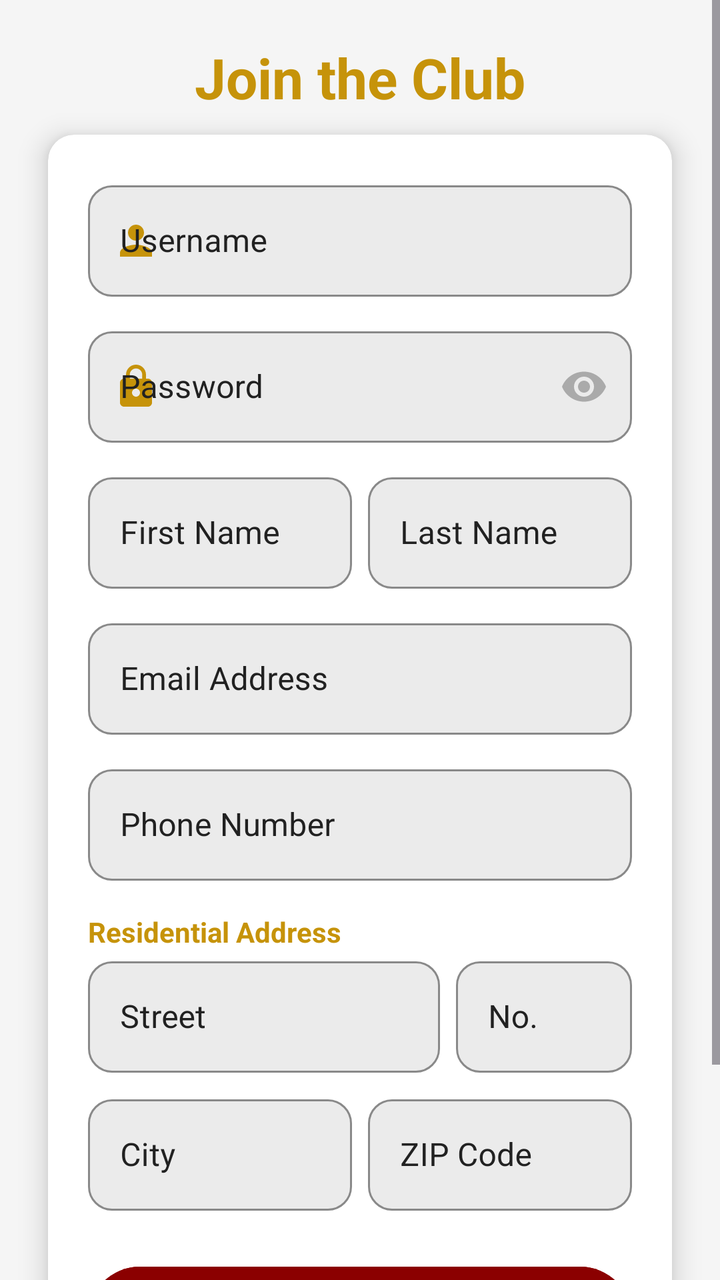
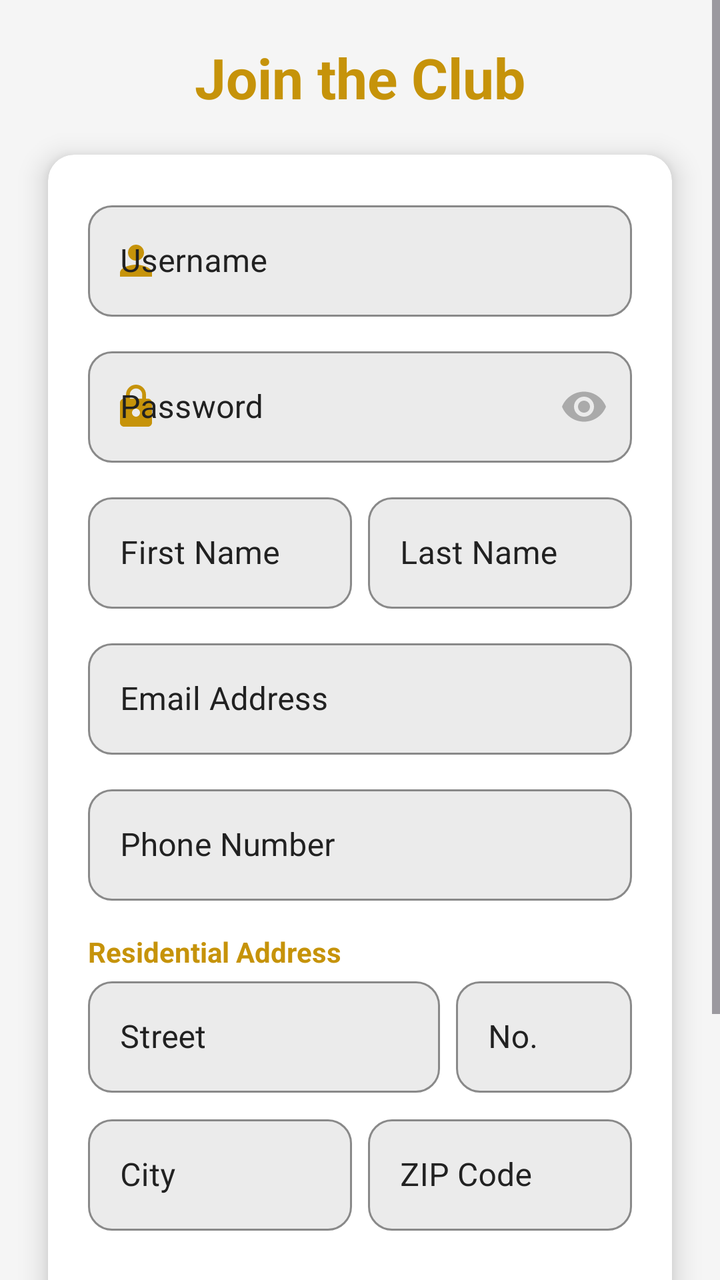

Screens rendered from an Android XML layout before and after an edit, with the pre-edit source and the edit as a unified diff.
<!-- AndroidManifest.xml: application theme Theme.GoldenBet -->
<!-- res/layout/activity_register.xml -->
<?xml version="1.0" encoding="utf-8"?>
<ScrollView xmlns:android="http://schemas.android.com/apk/res/android"
    xmlns:app="http://schemas.android.com/apk/res-auto"
    xmlns:tools="http://schemas.android.com/tools"
    android:layout_width="match_parent"
    android:layout_height="match_parent"
    android:background="?android:attr/windowBackground"
    android:fillViewport="true">

    <androidx.constraintlayout.widget.ConstraintLayout
        android:id="@+id/registerActivity"
        android:layout_width="match_parent"
        android:layout_height="wrap_content"
        android:paddingBottom="24dp"
        tools:context=".view.user.register.RegisterActivity">

        <TextView
            android:id="@+id/txtRegisterHeader"
            android:layout_width="wrap_content"
            android:layout_height="wrap_content"
            android:layout_marginTop="20dp"
            android:text="@string/register_header"
            android:textColor="?attr/colorSecondary"
            android:textSize="28sp"
            android:textStyle="bold"
            app:layout_constraintEnd_toEndOf="parent"
            app:layout_constraintStart_toStartOf="parent"
            app:layout_constraintTop_toTopOf="parent" />

        <androidx.cardview.widget.CardView
            android:id="@+id/registerCardView"
            android:layout_width="0dp"
            android:layout_height="wrap_content"
            android:layout_marginStart="24dp"
            android:layout_marginTop="10dp"
            android:layout_marginEnd="24dp"
            app:cardBackgroundColor="?attr/colorSurface"
            app:cardCornerRadius="13dp"
            app:cardElevation="8dp"
            app:layout_constraintEnd_toEndOf="parent"
            app:layout_constraintStart_toStartOf="parent"
            app:layout_constraintTop_toBottomOf="@+id/txtRegisterHeader"
            app:layout_constraintBottom_toTopOf="@+id/layoutFooter"
            app:layout_constraintVertical_bias="0.2">

            <LinearLayout
                android:layout_width="match_parent"
                android:layout_height="wrap_content"
                android:orientation="vertical"
                android:padding="20dp">

                <com.google.android.material.textfield.TextInputLayout
                    style="@style/Widget.MaterialComponents.TextInputLayout.OutlinedBox"
                    android:layout_width="match_parent"
                    android:layout_height="wrap_content"
                    android:hint="@string/register_username_hint"
                    app:boxBackgroundColor="?attr/colorSurfaceVariant"
                    app:boxCornerRadiusBottomEnd="12dp"
                    app:boxCornerRadiusBottomStart="12dp"
                    app:boxCornerRadiusTopEnd="12dp"
                    app:boxCornerRadiusTopStart="12dp"                    android:textColorHint="?attr/colorOnSurface"
                    app:boxStrokeColor="#C5A059"
                    app:hintTextColor="?attr/colorSecondary"
                    app:startIconDrawable="@drawable/ic_person"
                    app:startIconTint="?attr/colorSecondary">


                    <com.google.android.material.textfield.TextInputEditText
                        android:id="@+id/edtRegisterUsername"
                        android:layout_width="match_parent"
                        android:layout_height="wrap_content"
                        android:inputType="text"
                        android:textColor="?attr/colorOnSurface" />
                </com.google.android.material.textfield.TextInputLayout>

                <com.google.android.material.textfield.TextInputLayout
                    style="@style/Widget.MaterialComponents.TextInputLayout.OutlinedBox"
                    android:layout_width="match_parent"
                    android:layout_height="wrap_content"
                    android:layout_marginTop="12dp"
                    android:hint="@string/login_password_hint"
                    app:boxBackgroundColor="?attr/colorSurfaceVariant"
                    android:textColorHint="?attr/colorOnSurface"
                    app:boxStrokeColor="#C5A059"
                    app:endIconMode="password_toggle"
                    app:endIconTint="#AAAAAA"
                    app:hintTextColor="?attr/colorSecondary"
                    app:startIconDrawable="@drawable/ic_lock"
                    app:startIconTint="?attr/colorSecondary"
                    app:boxCornerRadiusBottomEnd="12dp"
                    app:boxCornerRadiusBottomStart="12dp"
                    app:boxCornerRadiusTopEnd="12dp"
                    app:boxCornerRadiusTopStart="12dp">


                    <com.google.android.material.textfield.TextInputEditText
                        android:id="@+id/edtRegisterPassword"
                        android:layout_width="match_parent"
                        android:layout_height="wrap_content"
                        android:inputType="textPassword"
                        android:textColor="?attr/colorOnSurface" />
                </com.google.android.material.textfield.TextInputLayout>

                <LinearLayout
                    android:layout_width="match_parent"
                    android:layout_height="wrap_content"
                    android:layout_marginTop="12dp"
                    android:orientation="horizontal">

                    <com.google.android.material.textfield.TextInputLayout
                        style="@style/Widget.MaterialComponents.TextInputLayout.OutlinedBox"
                        android:layout_width="0dp"
                        android:layout_height="wrap_content"
                        android:layout_marginEnd="4dp"
                        android:layout_weight="1"
                        android:hint="@string/register_first_name_hint"
                        app:boxBackgroundColor="?attr/colorSurfaceVariant"
                        android:textColorHint="?attr/colorOnSurface"
                        app:boxStrokeColor="#C5A059"
                        app:hintTextColor="?attr/colorSecondary"
                        app:boxCornerRadiusBottomEnd="12dp"
                        app:boxCornerRadiusBottomStart="12dp"
                        app:boxCornerRadiusTopEnd="12dp"
                        app:boxCornerRadiusTopStart="12dp">

                        <com.google.android.material.textfield.TextInputEditText
                            android:id="@+id/edtRegisterName"
                            android:layout_width="match_parent"
                            android:layout_height="wrap_content"
                            android:inputType="textPersonName"
                            android:textColor="?attr/colorOnSurface" />
                    </com.google.android.material.textfield.TextInputLayout>

                    <com.google.android.material.textfield.TextInputLayout
                        style="@style/Widget.MaterialComponents.TextInputLayout.OutlinedBox"
                        android:layout_width="0dp"
                        android:layout_height="wrap_content"
                        android:layout_marginStart="4dp"
                        android:layout_weight="1"
                        android:hint="@string/register_last_name_hint"
                        app:boxBackgroundColor="?attr/colorSurfaceVariant"
                        android:textColorHint="?attr/colorOnSurface"
                        app:boxStrokeColor="#C5A059"
                        app:hintTextColor="?attr/colorSecondary"
                        app:boxCornerRadiusBottomEnd="12dp"
                        app:boxCornerRadiusBottomStart="12dp"
                        app:boxCornerRadiusTopEnd="12dp"
                        app:boxCornerRadiusTopStart="12dp">

                        <com.google.android.material.textfield.TextInputEditText
                            android:id="@+id/edtRegisterSurname"
                            android:layout_width="match_parent"
                            android:layout_height="wrap_content"
                            android:inputType="textPersonName"
                            android:textColor="?attr/colorOnSurface" />
                    </com.google.android.material.textfield.TextInputLayout>
                </LinearLayout>

                <com.google.android.material.textfield.TextInputLayout
                    style="@style/Widget.MaterialComponents.TextInputLayout.OutlinedBox"
                    android:layout_width="match_parent"
                    android:layout_height="wrap_content"
                    android:layout_marginTop="12dp"
                    android:hint="@string/register_email_hint"
                    app:boxBackgroundColor="?attr/colorSurfaceVariant"
                    android:textColorHint="?attr/colorOnSurface"
                    app:boxStrokeColor="#C5A059"
                    app:hintTextColor="?attr/colorSecondary"
                    app:boxCornerRadiusBottomEnd="12dp"
                    app:boxCornerRadiusBottomStart="12dp"
                    app:boxCornerRadiusTopEnd="12dp"
                    app:boxCornerRadiusTopStart="12dp">

                    <com.google.android.material.textfield.TextInputEditText
                        android:id="@+id/edtRegisterEmail"
                        android:layout_width="match_parent"
                        android:layout_height="wrap_content"
                        android:inputType="textEmailAddress"
                        android:textColor="?attr/colorOnSurface" />
                </com.google.android.material.textfield.TextInputLayout>

                <com.google.android.material.textfield.TextInputLayout
                    style="@style/Widget.MaterialComponents.TextInputLayout.OutlinedBox"
                    android:layout_width="match_parent"
                    android:layout_height="wrap_content"
                    android:layout_marginTop="12dp"
                    android:hint="@string/register_phone_hint"
                    app:boxBackgroundColor="?attr/colorSurfaceVariant"
                    android:textColorHint="?attr/colorOnSurface"
                    app:boxStrokeColor="#C5A059"
                    app:hintTextColor="?attr/colorSecondary"
                    app:boxCornerRadiusBottomEnd="12dp"
                    app:boxCornerRadiusBottomStart="12dp"
                    app:boxCornerRadiusTopEnd="12dp"
                    app:boxCornerRadiusTopStart="12dp">

                    <com.google.android.material.textfield.TextInputEditText
                        android:id="@+id/edtRegisterPhone"
                        android:layout_width="match_parent"
                        android:layout_height="wrap_content"
                        android:inputType="phone"
                        android:textColor="?attr/colorOnSurface" />
                </com.google.android.material.textfield.TextInputLayout>

                <TextView
                    android:layout_width="wrap_content"
                    android:layout_height="wrap_content"
                    android:layout_marginTop="16dp"
                    android:text="@string/register_address_label"
                    android:textColor="?attr/colorSecondary"
                    android:textStyle="bold" />

                <LinearLayout
                    android:layout_width="match_parent"
                    android:layout_height="wrap_content"
                    android:orientation="horizontal">

                    <com.google.android.material.textfield.TextInputLayout
                        style="@style/Widget.MaterialComponents.TextInputLayout.OutlinedBox"
                        android:layout_width="0dp"
                        android:layout_height="wrap_content"
                        android:layout_marginEnd="4dp"
                        android:layout_weight="2"
                        android:hint="@string/register_street_hint"
                        app:boxBackgroundColor="?attr/colorSurfaceVariant"
                        android:textColorHint="?attr/colorOnSurface"
                        app:boxStrokeColor="#C5A059"
                        app:hintTextColor="?attr/colorSecondary"
                        app:boxCornerRadiusBottomEnd="12dp"
                        app:boxCornerRadiusBottomStart="12dp"
                        app:boxCornerRadiusTopEnd="12dp"
                        app:boxCornerRadiusTopStart="12dp">

                        <com.google.android.material.textfield.TextInputEditText
                            android:id="@+id/edtRegisterStreet"
                            android:layout_width="match_parent"
                            android:layout_height="wrap_content"
                            android:textColor="?attr/colorOnSurface" />
                    </com.google.android.material.textfield.TextInputLayout>

                    <com.google.android.material.textfield.TextInputLayout
                        style="@style/Widget.MaterialComponents.TextInputLayout.OutlinedBox"
                        android:layout_width="0dp"
                        android:layout_height="wrap_content"
                        android:layout_marginStart="4dp"
                        android:layout_weight="1"
                        android:hint="@string/register_number_hint"
                        app:boxBackgroundColor="?attr/colorSurfaceVariant"
                        android:textColorHint="?attr/colorOnSurface"
                        app:boxStrokeColor="#C5A059"
                        app:hintTextColor="?attr/colorSecondary"
                        app:boxCornerRadiusBottomEnd="12dp"
                        app:boxCornerRadiusBottomStart="12dp"
                        app:boxCornerRadiusTopEnd="12dp"
                        app:boxCornerRadiusTopStart="12dp">

                        <com.google.android.material.textfield.TextInputEditText
                            android:id="@+id/edtRegisterNumber"
                            android:layout_width="match_parent"
                            android:layout_height="wrap_content"
                            android:textColor="?attr/colorOnSurface" />
                    </com.google.android.material.textfield.TextInputLayout>
                </LinearLayout>

                <LinearLayout
                    android:layout_width="match_parent"
                    android:layout_height="wrap_content"
                    android:layout_marginTop="8dp"
                    android:orientation="horizontal">

                    <com.google.android.material.textfield.TextInputLayout
                        style="@style/Widget.MaterialComponents.TextInputLayout.OutlinedBox"
                        android:layout_width="0dp"
                        android:layout_height="wrap_content"
                        android:layout_marginEnd="4dp"
                        android:layout_weight="1"
                        android:hint="@string/register_city_hint"
                        app:boxBackgroundColor="?attr/colorSurfaceVariant"
                        android:textColorHint="?attr/colorOnSurface"
                        app:boxStrokeColor="#C5A059"
                        app:hintTextColor="?attr/colorSecondary"
                        app:boxCornerRadiusBottomEnd="12dp"
                        app:boxCornerRadiusBottomStart="12dp"
                        app:boxCornerRadiusTopEnd="12dp"
                        app:boxCornerRadiusTopStart="12dp">

                        <com.google.android.material.textfield.TextInputEditText
                            android:id="@+id/edtRegisterCity"
                            android:layout_width="match_parent"
                            android:layout_height="wrap_content"
                            android:textColor="?attr/colorOnSurface" />
                    </com.google.android.material.textfield.TextInputLayout>

                    <com.google.android.material.textfield.TextInputLayout
                        style="@style/Widget.MaterialComponents.TextInputLayout.OutlinedBox"
                        android:layout_width="0dp"
                        android:layout_height="wrap_content"
                        android:layout_marginStart="4dp"
                        android:layout_weight="1"
                        android:hint="@string/register_zip_hint"
                        app:boxBackgroundColor="?attr/colorSurfaceVariant"
                        android:textColorHint="?attr/colorOnSurface"
                        app:boxStrokeColor="#C5A059"
                        app:hintTextColor="?attr/colorSecondary"
                        app:boxCornerRadiusBottomEnd="12dp"
                        app:boxCornerRadiusBottomStart="12dp"
                        app:boxCornerRadiusTopEnd="12dp"
                        app:boxCornerRadiusTopStart="12dp">

                        <com.google.android.material.textfield.TextInputEditText
                            android:id="@+id/edtRegisterZip"
                            android:layout_width="match_parent"
                            android:layout_height="wrap_content"
                            android:inputType="number"
                            android:textColor="?attr/colorOnSurface" />
                    </com.google.android.material.textfield.TextInputLayout>
                </LinearLayout>

                <com.google.android.material.button.MaterialButton
                    android:id="@+id/btnRegister"
                    android:layout_width="match_parent"
                    android:layout_height="60dp"
                    android:layout_marginTop="24dp"
                    android:backgroundTint="#8B0000"
                    android:text="@string/register_btn"
                    android:textColor="#FFFFFF"
                    android:textSize="16sp"
                    android:textStyle="bold"
                    app:cornerRadius="30dp" />
            </LinearLayout>
        </androidx.cardview.widget.CardView>

        <LinearLayout
            android:id="@+id/layoutFooter"
            android:layout_width="wrap_content"
            android:layout_height="wrap_content"
            android:layout_marginTop="16dp"
            android:orientation="horizontal"
            android:gravity="center"
            app:layout_constraintBottom_toBottomOf="parent"
            app:layout_constraintEnd_toEndOf="parent"
            app:layout_constraintStart_toStartOf="parent"
            app:layout_constraintTop_toBottomOf="@+id/registerCardView">

            <TextView
                android:id="@+id/registertxtAlreadyMember"
                android:layout_width="wrap_content"
                android:layout_height="wrap_content"
                android:text="@string/register_already_member"
                android:textColor="?attr/colorOnSurface"
                android:textSize="15sp" />

            <TextView
                android:id="@+id/textView3"
                android:layout_width="wrap_content"
                android:layout_height="wrap_content"
                android:layout_marginStart="8dp"
                android:text="@string/register_already_member_signin"
                android:textColor="?attr/colorSecondary"
                android:textSize="15sp"
                android:textStyle="bold"
                android:clickable="true"
                android:focusable="true"
                android:background="?attr/selectableItemBackground" />
        </LinearLayout>

    </androidx.constraintlayout.widget.ConstraintLayout>
</ScrollView>
<!-- resources referenced by this layout -->
<resources>
  <!-- drawable ic_lock (drawable) -->
  <vector xmlns:android="http://schemas.android.com/apk/res/android" android:height="24dp" android:tint="#000000" android:viewportHeight="24" android:viewportWidth="24" android:width="24dp">
        
      <path android:fillColor="@android:color/white" android:pathData="M18,8h-1L17,6c0,-2.76 -2.24,-5 -5,-5S7,3.24 7,6v2L6,8c-1.1,0 -2,0.9 -2,2v10c0,1.1 0.9,2 2,2h12c1.1,0 2,-0.9 2,-2L20,10c0,-1.1 -0.9,-2 -2,-2zM12,17c-1.1,0 -2,-0.9 -2,-2s0.9,-2 2,-2 2,0.9 2,2 -0.9,2 -2,2zM15.1,8L8.9,8L8.9,6c0,-1.71 1.39,-3.1 3.1,-3.1 1.71,0 3.1,1.39 3.1,3.1v2z"/>
      
  </vector>
  <!-- drawable ic_person (drawable) -->
  <vector xmlns:android="http://schemas.android.com/apk/res/android" android:height="24dp" android:tint="#000000" android:viewportHeight="24" android:viewportWidth="24" android:width="24dp">
        
      <path android:fillColor="@android:color/white" android:pathData="M12,12c2.21,0 4,-1.79 4,-4s-1.79,-4 -4,-4 -4,1.79 -4,4 1.79,4 4,4zM12,14c-2.67,0 -8,1.34 -8,4v2h16v-2c0,-2.66 -5.33,-4 -8,-4z"/>
      
  </vector>
  <string name="login_password_hint">Password</string>
  <string name="register_address_label">Residential Address</string>
  <string name="register_already_member">Already a member?</string>
  <string name="register_already_member_signin">Signin.</string>
  <string name="register_btn">CREATE ACCOUNT</string>
  <string name="register_city_hint">City</string>
  <string name="register_email_hint">Email Address</string>
  <string name="register_first_name_hint">First Name</string>
  <string name="register_header">Join the Club</string>
  <string name="register_last_name_hint">Last Name</string>
  <string name="register_number_hint">No.</string>
  <string name="register_phone_hint">Phone Number</string>
  <string name="register_street_hint">Street</string>
  <string name="register_username_hint">Username</string>
  <string name="register_zip_hint">ZIP Code</string>
  <style name="Theme.GoldenBet" parent="Base.Theme.GoldenBet" />
  <style name="Base.Theme.GoldenBet" parent="Theme.Material3.DayNight.NoActionBar">
          <item name="android:windowBackground">@color/bg_light</item>
  
          <item name="colorSurface">@color/card_light</item>
  
          <item name="colorOnSurface">@color/text_dark</item>
  
          <item name="colorPrimary">@color/luxury_red</item>
  
          <item name="android:statusBarColor">@color/bg_light</item>
          <item name="android:windowLightStatusBar">true</item>
          <item name="colorSurfaceVariant">@color/input_bg_light</item>
          <item name="colorSecondary">@color/gold_classic</item>
  
      </style>
  <color name="bg_light">#F5F5F5</color>
  <color name="card_light">#FFFFFF</color>
  <color name="text_dark">#212121</color>
  <color name="luxury_red">#8B0000</color>
  <color name="input_bg_light">#EBEBEB</color>
  <color name="gold_classic">#C6930A</color>
</resources>

<!-- the commit's change to res/layout/activity_register.xml (unified diff, before → after) -->
@@ -11,7 +11,7 @@
         android:id="@+id/registerActivity"
         android:layout_width="match_parent"
         android:layout_height="wrap_content"
-        android:paddingBottom="24dp"
+        android:paddingBottom="48dp"
         tools:context=".view.user.register.RegisterActivity">
 
         <TextView
@@ -32,16 +32,14 @@
             android:layout_width="0dp"
             android:layout_height="wrap_content"
             android:layout_marginStart="24dp"
-            android:layout_marginTop="10dp"
+            android:layout_marginTop="20dp"
             android:layout_marginEnd="24dp"
             app:cardBackgroundColor="?attr/colorSurface"
             app:cardCornerRadius="13dp"
             app:cardElevation="8dp"
             app:layout_constraintEnd_toEndOf="parent"
             app:layout_constraintStart_toStartOf="parent"
-            app:layout_constraintTop_toBottomOf="@+id/txtRegisterHeader"
-            app:layout_constraintBottom_toTopOf="@+id/layoutFooter"
-            app:layout_constraintVertical_bias="0.2">
+            app:layout_constraintTop_toBottomOf="@+id/txtRegisterHeader">
 
             <LinearLayout
                 android:layout_width="match_parent"
@@ -58,12 +56,12 @@
                     app:boxCornerRadiusBottomEnd="12dp"
                     app:boxCornerRadiusBottomStart="12dp"
                     app:boxCornerRadiusTopEnd="12dp"
-                    app:boxCornerRadiusTopStart="12dp"                    android:textColorHint="?attr/colorOnSurface"
+                    app:boxCornerRadiusTopStart="12dp"
+                    android:textColorHint="?attr/colorOnSurface"
                     app:boxStrokeColor="#C5A059"
                     app:hintTextColor="?attr/colorSecondary"
                     app:startIconDrawable="@drawable/ic_person"
                     app:startIconTint="?attr/colorSecondary">
-
 
                     <com.google.android.material.textfield.TextInputEditText
                         android:id="@+id/edtRegisterUsername"
@@ -92,7 +90,6 @@
                     app:boxCornerRadiusTopEnd="12dp"
                     app:boxCornerRadiusTopStart="12dp">
 
-
                     <com.google.android.material.textfield.TextInputEditText
                         android:id="@+id/edtRegisterPassword"
                         android:layout_width="match_parent"
@@ -255,7 +252,7 @@
                         app:boxCornerRadiusTopStart="12dp">
 
                         <com.google.android.material.textfield.TextInputEditText
-                            android:id="@+id/edtRegisterNumber"
+                            android:id="@+id/edtRegisterStreetNumber"
                             android:layout_width="match_parent"
                             android:layout_height="wrap_content"
                             android:textColor="?attr/colorOnSurface" />
@@ -334,10 +331,9 @@
             android:id="@+id/layoutFooter"
             android:layout_width="wrap_content"
             android:layout_height="wrap_content"
-            android:layout_marginTop="16dp"
+            android:layout_marginTop="20dp"
             android:orientation="horizontal"
             android:gravity="center"
-            app:layout_constraintBottom_toBottomOf="parent"
             app:layout_constraintEnd_toEndOf="parent"
             app:layout_constraintStart_toStartOf="parent"
             app:layout_constraintTop_toBottomOf="@+id/registerCardView">
@@ -351,7 +347,7 @@
                 android:textSize="15sp" />
 
             <TextView
-                android:id="@+id/textView3"
+                android:id="@+id/registerSignInTextView"
                 android:layout_width="wrap_content"
                 android:layout_height="wrap_content"
                 android:layout_marginStart="8dp"
